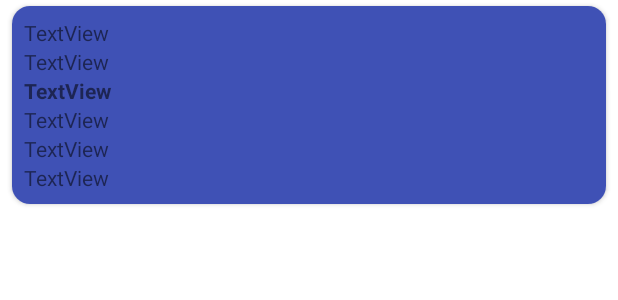
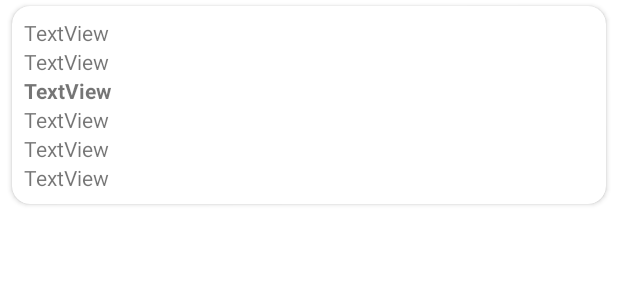
Before and after one commit to SoWieMarkus/HuelsseGymnasiumApp, an Android app: the layout item_substitutions.xml on its own in the app's theme, with its tools: preview values and no code run, on a phone screen of 412 x 824 dp. Shown: the top 300 px of the screen. Run offline under Robolectric (Android 15) with nearby library versions, the phone set to English and light mode, and no system bars.

Commit message:
Changed default background color to transparent

```diff
--- a/app/src/main/res/drawable/substitution_background_color.xml
+++ b/app/src/main/res/drawable/substitution_background_color.xml
@@ -1,5 +1,5 @@
 <?xml version="1.0" encoding="utf-8"?>
 <selector xmlns:android="http://schemas.android.com/apk/res/android">
     <item android:state_selected="true" android:drawable="@color/color_accent_dark"/>
-    <item android:state_selected="false" android:drawable="@color/color_accent_light"/>
+    <item android:state_selected="false" android:drawable="@android:color/transparent"/>
 </selector>
```
